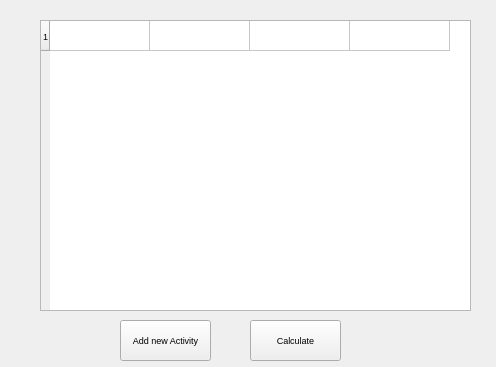
Above: mainwindow.ui from MrKarimiD/Project-Management before the change. Below: the same form after it.
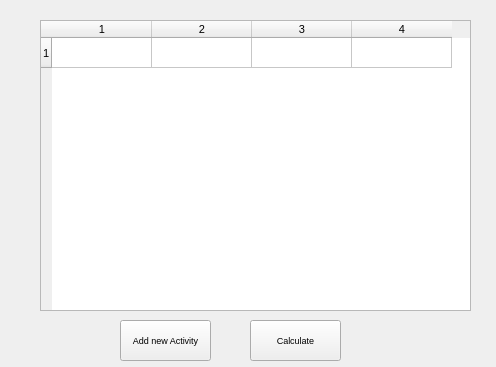
That is the form after the change.

What changed in the file:
```diff
--- a/mainwindow.ui
+++ b/mainwindow.ui
@@ -28,6 +28,11 @@
       <height>291</height>
      </rect>
     </property>
+    <property name="font">
+     <font>
+      <pointsize>8</pointsize>
+     </font>
+    </property>
     <property name="gridStyle">
      <enum>Qt::SolidLine</enum>
     </property>
@@ -38,7 +43,7 @@
      <number>4</number>
     </property>
     <attribute name="horizontalHeaderVisible">
-     <bool>false</bool>
+     <bool>true</bool>
     </attribute>
     <attribute name="horizontalHeaderCascadingSectionResizes">
      <bool>false</bool>
```
